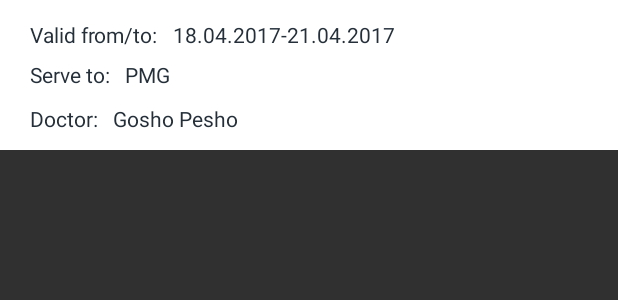
After one commit to sabaton1111/MediNote-Android-master, an Android app: the layout note_list_item.xml on its own in the app's theme, with its tools: preview values and no code run, on a phone screen of 412 x 824 dp. The commit adds this screen. Shown: the top 300 px of the screen. Run offline under Robolectric (Android 15) with nearby library versions, the phone set to English and light mode, and no system bars.

Commit message:
note list item

```diff
--- /dev/null
+++ b/app/src/main/res/layout/note_list_item.xml
@@ -0,0 +1,71 @@
+<?xml version="1.0" encoding="utf-8"?>
+<RelativeLayout xmlns:android="http://schemas.android.com/apk/res/android"
+    android:orientation="vertical" android:layout_width="match_parent"
+    android:layout_height="100dp"
+    android:background="#FFFFFF">
+
+    <TextView
+        android:id="@+id/textViewDate"
+        android:layout_width="wrap_content"
+        android:layout_height="wrap_content"
+        android:layout_alignParentLeft="true"
+        android:layout_alignParentStart="true"
+        android:layout_alignParentTop="true"
+        android:layout_marginLeft="20dp"
+        android:layout_marginStart="20dp"
+        android:layout_marginTop="13dp"
+        android:text="@string/valid"
+        android:textColor="@color/colorPrimaryDark"/>
+    <TextView
+        android:layout_width="wrap_content"
+        android:layout_height="wrap_content"
+        android:text="18.04.2017-21.04.2017"
+        android:id="@+id/textViewDateNote"
+        android:textColor="@color/colorPrimaryDark"
+        android:layout_alignBaseline="@+id/textViewDate"
+        android:layout_alignBottom="@+id/textViewDate"
+        android:layout_toRightOf="@+id/textViewDate"
+        android:layout_toEndOf="@+id/textViewDate"
+        android:layout_marginStart="10dp"/>
+    <TextView
+        android:layout_width="wrap_content"
+        android:layout_height="wrap_content"
+        android:id="@+id/textViewServeTo"
+        android:textColor="@color/colorPrimaryDark"
+        android:text="@string/serve_to1"
+        android:layout_centerVertical="true"
+        android:layout_alignLeft="@+id/textViewDate"
+        android:layout_alignStart="@+id/textViewDate" />
+    <TextView
+        android:layout_width="wrap_content"
+        android:layout_height="wrap_content"
+        android:id="@+id/textViewServeToNote"
+        android:textColor="@color/colorPrimaryDark"
+        android:text="PMG"
+        android:layout_centerVertical="true"
+        android:layout_toRightOf="@+id/textViewServeTo"
+        android:layout_toEndOf="@+id/textViewServeTo"
+        android:layout_marginStart="10dp"/>
+
+    <TextView
+        android:layout_width="wrap_content"
+        android:layout_height="wrap_content"
+        android:text="@string/made_by"
+        android:textColor="@color/colorPrimaryDark"
+        android:id="@+id/textViewDoctor"
+        android:layout_below="@+id/textViewServeTo"
+        android:layout_marginTop="10dp"
+        android:layout_alignLeft="@+id/textViewServeTo"
+        android:layout_alignStart="@+id/textViewServeTo" />
+    <TextView
+        android:layout_width="wrap_content"
+        android:layout_height="wrap_content"
+        android:id="@+id/textViewDoctorNote"
+        android:textColor="@color/colorPrimaryDark"
+        android:text="Gosho Pesho"
+        android:layout_alignBaseline="@+id/textViewDoctor"
+        android:layout_alignBottom="@+id/textViewDoctor"
+        android:layout_toRightOf="@+id/textViewDoctor"
+        android:layout_toEndOf="@+id/textViewDoctor"
+        android:layout_marginStart="10dp"/>
+</RelativeLayout>
--- a/app/src/main/res/values/strings.xml
+++ b/app/src/main/res/values/strings.xml
@@ -63,8 +63,6 @@
     <string name="egn">EGN</string>
     <string name="token_type">tokenType</string>
     <string name="access_token">accessToken</string>
-
-    <string name="egn">EGN</string>
     <string name="title_activity_navigation">Navigation</string>
 
     <string name="navigation_drawer_open">Open navigation drawer</string>
@@ -85,5 +83,8 @@
     <string name="about_us_description">Name: Martin Dachev\nBack-End developer\nEmail: martin.dachev98@gmail.com\n\n\nName: Dimitar Velichkov\nUI developer\nEmail:dimiter41@gmail.com</string>
     <string name="about_app_description">MediNote is application where doctors can create notes for the students, medical certificates and medical checks. Once they are created, the students can see them from their profiles.</string>
     <string name="nin">NIN</string>
+    <string name="made_by">Doctor:</string>
+    <string name="valid">Valid from/to:</string>
+    <string name="serve_to1">Serve to:</string>
     >
 </resources>
```
Also changed, not shown: 1 other file.
